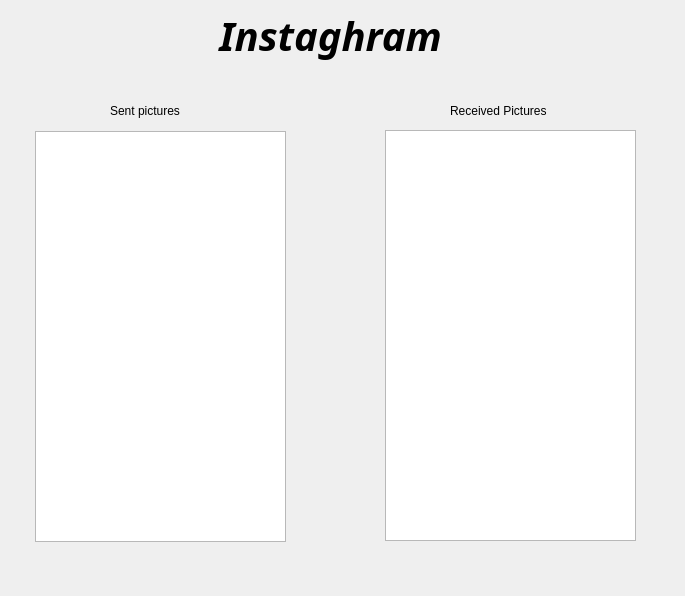
Old version of the form view.ui in the repository karimmady/DIST.
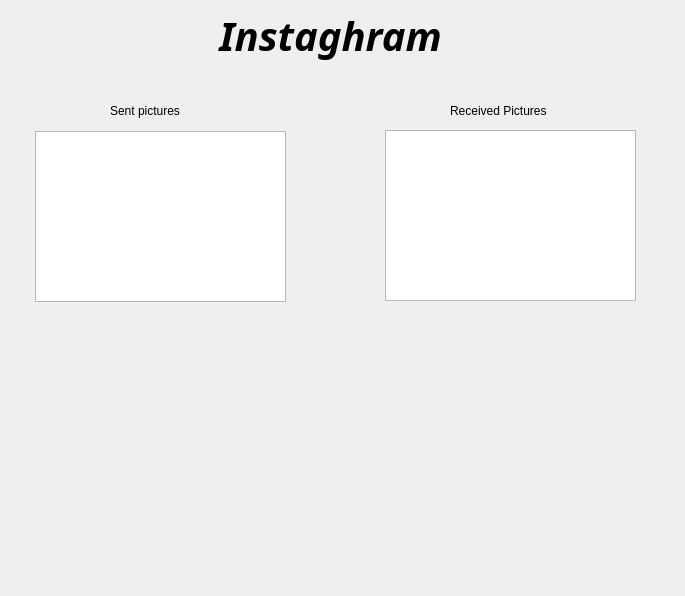
New version of the form.

Diff of the .ui file:
```diff
--- a/view.ui
+++ b/view.ui
@@ -19,7 +19,7 @@
      <x>35</x>
      <y>131</y>
      <width>251</width>
-     <height>411</height>
+     <height>171</height>
     </rect>
    </property>
   </widget>
@@ -29,7 +29,7 @@
      <x>385</x>
      <y>130</y>
      <width>251</width>
-     <height>411</height>
+     <height>171</height>
     </rect>
    </property>
   </widget>
```
